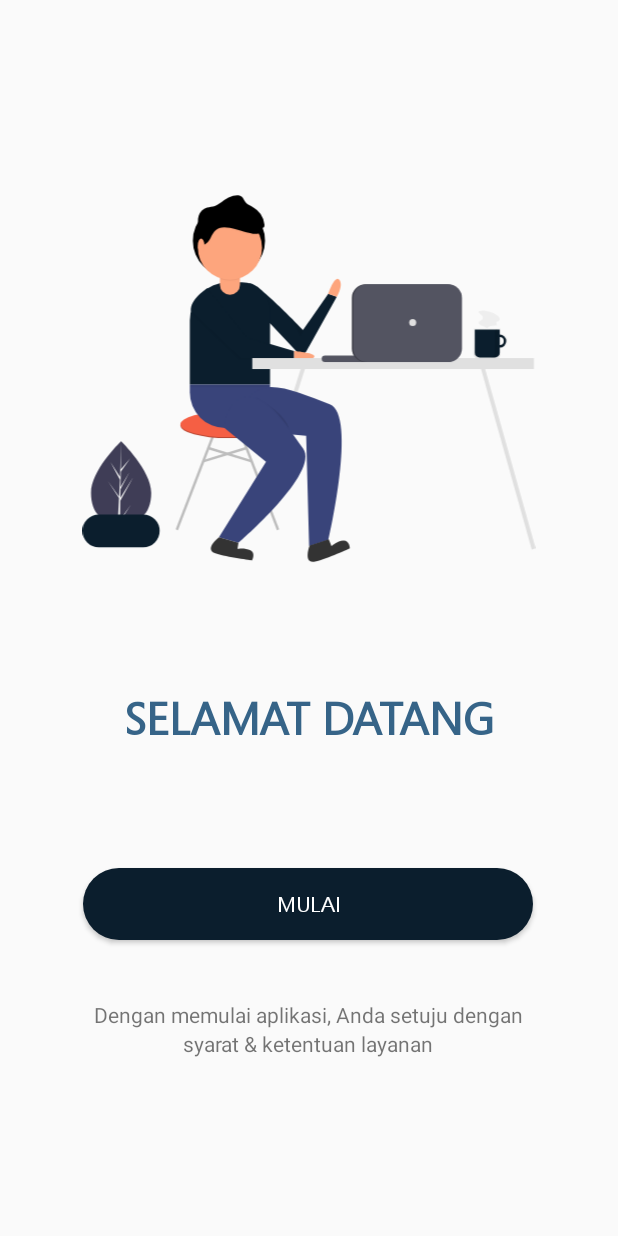
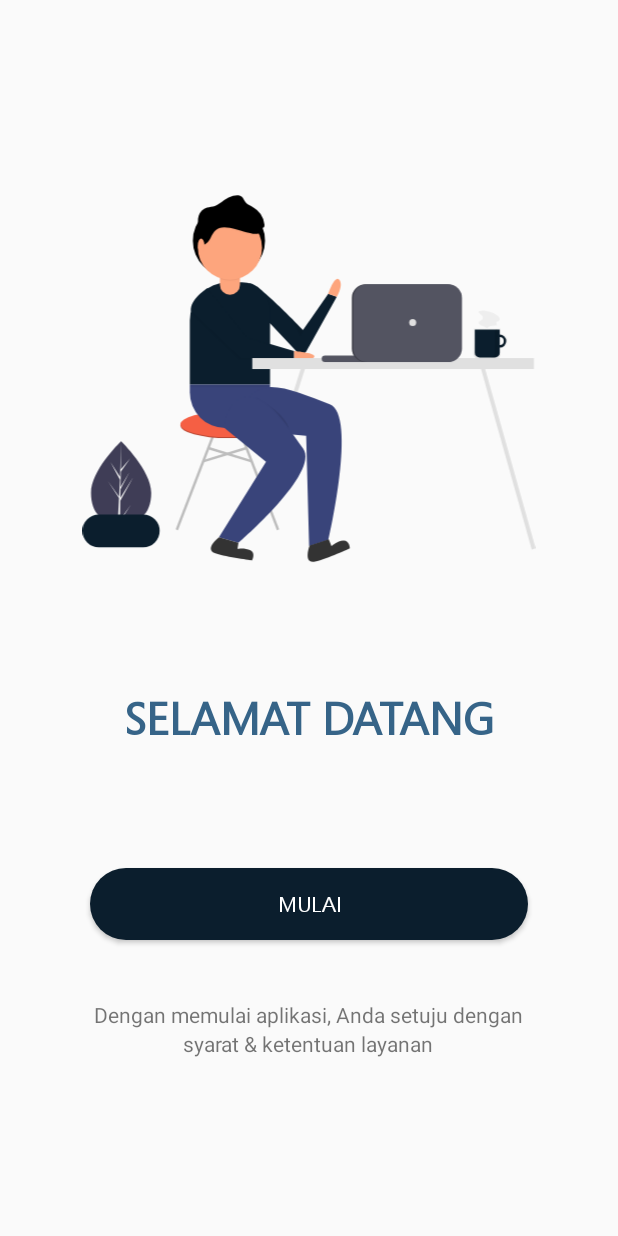
Before and after one commit to algamhr/AbsensiPegawai, an Android app: the screen it shows after launch (MainActivity), on a phone screen of 412 x 824 dp. Run offline under Robolectric (Android 15) with nearby library versions, the phone set to English and light mode, and no system bars; 2 statements that could not run were skipped.

Commit message:
Fix Layout Main (New User Welcome App) Responsive

```diff
--- a/app/src/main/res/layout/activity_main.xml
+++ b/app/src/main/res/layout/activity_main.xml
@@ -38,9 +38,11 @@
 
     <Button
         android:id="@+id/btnselamatdatang"
-        android:layout_width="300dp"
+        android:layout_width="match_parent"
         android:layout_height="wrap_content"
         android:layout_marginTop="80dp"
+        android:layout_marginLeft="60dp"
+        android:layout_marginRight="60dp"
         android:background="@drawable/btn_welcome"
         android:fontFamily="@font/segoeui"
         android:text="@string/mulai"
```
